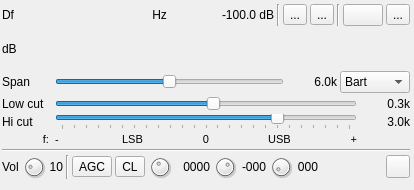
Old version of the form plugins/channelrx/demodssb/ssbdemodgui.ui in the repository f4exb/sdrangel.
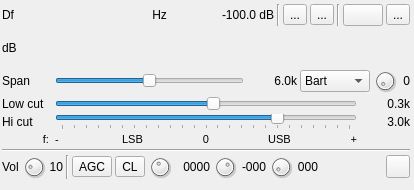
New version of the form. Icons and pictures are not drawn. Custom widgets are drawn as their Qt base class.

Commit message: SSB demod: implemented a bank of filters

What changed in the file:
```diff
--- a/plugins/channelrx/demodssb/ssbdemodgui.ui
+++ b/plugins/channelrx/demodssb/ssbdemodgui.ui
@@ -417,6 +417,53 @@
         </item>
        </widget>
       </item>
+      <item>
+       <widget class="QDial" name="filterIndex">
+        <property name="maximumSize">
+         <size>
+          <width>24</width>
+          <height>24</height>
+         </size>
+        </property>
+        <property name="toolTip">
+         <string>Select filter in filter bank</string>
+        </property>
+        <property name="minimum">
+         <number>0</number>
+        </property>
+        <property name="maximum">
+         <number>9</number>
+        </property>
+        <property name="pageStep">
+         <number>1</number>
+        </property>
+        <property name="value">
+         <number>0</number>
+        </property>
+       </widget>
+      </item>
+      <item>
+       <widget class="QLabel" name="filterIndexText">
+        <property name="minimumSize">
+         <size>
+          <width>10</width>
+          <height>0</height>
+         </size>
+        </property>
+        <property name="acceptDrops">
+         <bool>false</bool>
+        </property>
+        <property name="toolTip">
+         <string>Filter index in filter bank</string>
+        </property>
+        <property name="text">
+         <string>0</string>
+        </property>
+        <property name="alignment">
+         <set>Qt::AlignRight|Qt::AlignTrailing|Qt::AlignVCenter</set>
+        </property>
+       </widget>
+      </item>
      </layout>
     </item>
     <item>
```
Left out of the diff: 2 changed lines with no effect on the pictures. The commit also changes 7 other files.
